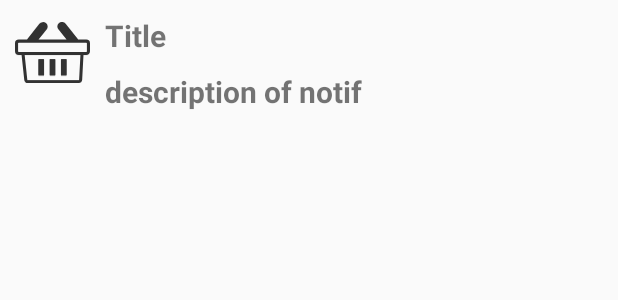
After one commit to Asma-Ha/FOOD_DELIVERY_TDM, an Android app: the layout notification.xml on its own in the app's theme, with its tools: preview values and no code run, on a phone screen of 412 x 824 dp. The commit adds this screen. Shown: the top 300 px of the screen. Run offline under Robolectric (Android 15) with nearby library versions, the phone set to English and light mode, and no system bars; network calls fail.

Commit message:
notifications

```diff
--- a/app/src/main/java/com/example/deliveryapp/Constants.kt
+++ b/app/src/main/java/com/example/deliveryapp/Constants.kt
@@ -1,3 +1,3 @@
 package com.example.deliveryapp
 
-const val url = "https://d049-129-45-21-122.eu.ngrok.io"
+const val url = "https://5565-193-194-77-246.eu.ngrok.io"
--- a/app/src/main/java/com/example/deliveryapp/fragments/RestaurantReviewFragment.kt
+++ b/app/src/main/java/com/example/deliveryapp/fragments/RestaurantReviewFragment.kt
@@ -38,12 +38,12 @@ class RestaurantReviewFragment : DialogFragment() {
             val usr_id = pref.getString("id", "-1")?.toIntOrNull() ?: -1
 
 
-            val id_res = arguments?.getInt("id_res") ?: -1
+            val id_res = pref.getString("id_res", "-1")
             Log.d("HIII", id_res.toString())
 
             //create a new entry in the remote database
             val reviewService = ReviewsService()
-            reviewService.addReview(ReviewSub(usr_id, id_res, binding.review.getText().toString(), binding.rating.numStars.toDouble()))
+            reviewService.addReview(ReviewSub(usr_id, id_res?.toIntOrNull() ?:-1, binding.review.getText().toString(), binding.rating.numStars.toDouble()))
             dismiss()
         }
 
--- /dev/null
+++ b/app/src/main/java/com/example/deliveryapp/models/Token.kt
@@ -0,0 +1,5 @@
+package com.example.deliveryapp.models
+
+data class Token(
+    val token : String
+)
--- a/app/src/main/java/com/example/deliveryapp/retrofit/RestaurantEndpoint.kt
+++ b/app/src/main/java/com/example/deliveryapp/retrofit/RestaurantEndpoint.kt
@@ -30,6 +30,9 @@ interface RestaurantEndpoint {
     @POST("restaurants/reviews")
     suspend fun addReview(@Body rev : ReviewSub) : Response<String>
     //singleton
+
+    @POST("orders/")
+    suspend fun addOrder(@Body order : Order) : Response<String>
     companion object {
         @Volatile
         var endpoint : RestaurantEndpoint? = null
--- /dev/null
+++ b/app/src/main/res/layout/notification.xml
@@ -0,0 +1,45 @@
+<?xml version="1.0" encoding="utf-8"?>
+<RelativeLayout xmlns:android="http://schemas.android.com/apk/res/android"
+    android:layout_width="match_parent"
+    android:layout_height="wrap_content">
+
+    <RelativeLayout
+        android:layout_width="match_parent"
+        android:layout_height="match_parent">
+        <ImageView
+            android:id="@+id/logo"
+            android:src="@drawable/cart"
+            android:layout_width="50dp"
+            android:layout_height="50dp"
+            android:layout_marginLeft="10dp"
+            android:layout_marginTop="10dp"
+            />
+
+        <TextView
+            android:id="@+id/title"
+            android:layout_width="wrap_content"
+            android:layout_height="wrap_content"
+            android:text="Title"
+            android:textSize="20sp"
+            android:textStyle="bold"
+            android:layout_toRightOf="@+id/logo"
+            android:layout_marginLeft="10dp"
+            android:layout_marginTop="10dp"/>
+
+
+        <TextView
+            android:id="@+id/desc"
+            android:layout_width="wrap_content"
+            android:layout_height="wrap_content"
+            android:text="description of notif"
+            android:textSize="20sp"
+            android:textStyle="bold"
+            android:layout_toRightOf="@+id/logo"
+            android:layout_marginLeft="10dp"
+            android:layout_marginTop="10dp"
+            android:layout_below="@+id/title"/>
+
+
+    </RelativeLayout>
+
+</RelativeLayout>
```
Also changed, not shown: app/build.gradle (+8 -0 lines), app/src/main/AndroidManifest.xml (+19 -0 lines), app/src/main/java/com/example/deliveryapp/activities/LoginActivity.kt (+6 -3 lines), app/src/main/java/com/example/deliveryapp/activities/MainActivity.kt (+29 -2 lines), app/src/main/java/com/example/deliveryapp/fragments/CartFragment.kt (+8 -0 lines), app/src/main/java/com/example/deliveryapp/fragments/ValidationFragment.kt (+35 -1 lines), app/src/main/java/com/example/deliveryapp/models/Order.kt (added, +8 -0 lines), app/src/main/java/com/example/deliveryapp/notifications/FireBaseMsgService.kt (added, +102 -0 lines), app/src/main/java/com/example/deliveryapp/retrofit/UserEndpoint.kt (+10 -1 lines), app/src/main/java/com/example/deliveryapp/services/AuthenticationService.kt (+28 -3 lines), app/src/main/java/com/example/deliveryapp/services/OrderService.kt (added, +42 -0 lines), build.gradle (+8 -0 lines), 1 other file.
